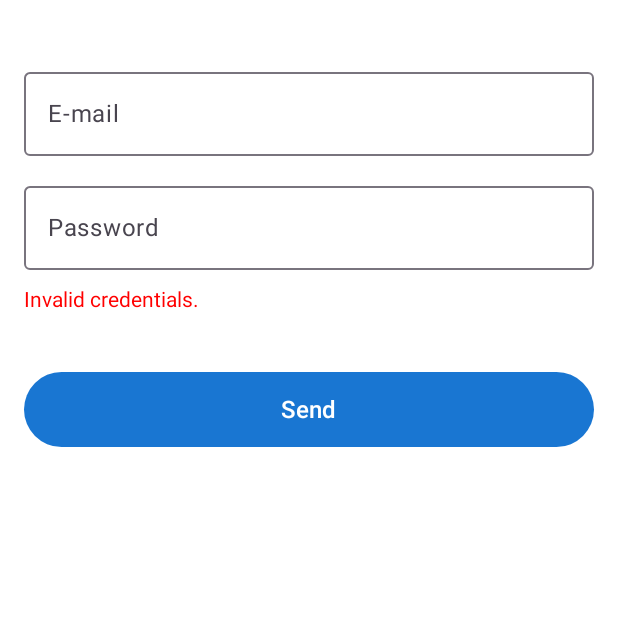
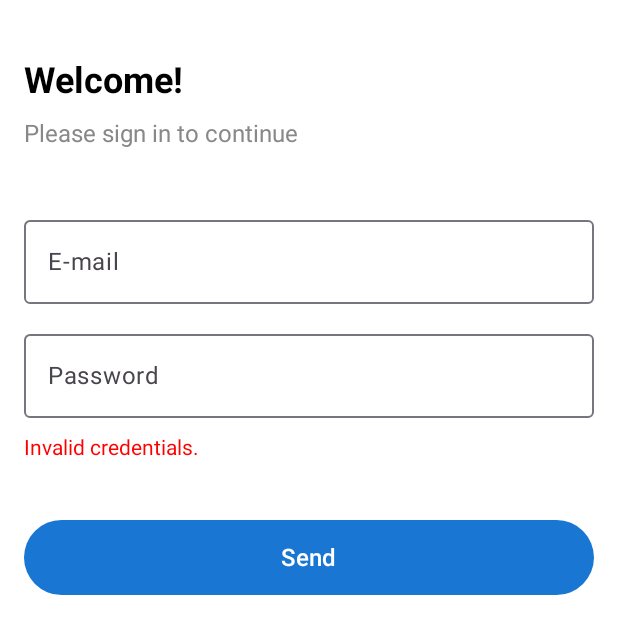
Before and after one commit to BagdalF/BankingApp-v2, an Android app built with Jetpack Compose: the screen it shows after launch (BankingAppActivity), after a tap on "Send", on a phone screen of 412 x 824 dp. Shown: the top 634 px of the screen. Run offline under Robolectric (Android 15) with nearby library versions, the phone set to English and light mode, and no system bars.

Commit message:
Refatoração: Unifica fluxo de dados e navegação
Este commit refatora a forma como os dados do usuário e a navegação são gerenciados no aplicativo.

Principais alterações:
- Uso de funções de callback
- Uso de parâmetros, em vez de depender do `PreferencesHelper` diretamente.

```diff
--- a/app/src/main/java/com/example/bankingapp/Login.kt
+++ b/app/src/main/java/com/example/bankingapp/Login.kt
@@ -19,16 +19,12 @@ import androidx.compose.runtime.remember
 import androidx.compose.runtime.setValue
 import androidx.compose.ui.Modifier
 import androidx.compose.ui.graphics.Color
-import androidx.compose.ui.platform.LocalContext
-import androidx.compose.ui.tooling.preview.Preview
+import androidx.compose.ui.text.font.FontWeight
 import androidx.compose.ui.unit.dp
 import androidx.compose.ui.unit.sp
-import androidx.navigation.NavController
-import com.example.bankingapp.controllers.PreferencesHelper
-import com.example.bankingapp.lists.profileList
 
 @Composable
-fun LoginScreen(navController: NavController, context: android.content.Context) {
+fun LoginScreen(onLogin: (email: String, password: String, errorMessage: () -> Unit) -> Unit) {
     Column(
         modifier = Modifier
             .fillMaxSize()
@@ -46,6 +42,18 @@ fun LoginScreen(navController: NavController, context: android.content.Context)
                 .fillMaxWidth(),
             verticalArrangement = Arrangement.spacedBy(12.dp)
         ) {
+            Text(
+                text = "Welcome!",
+                fontSize = 24.sp,
+                fontWeight = FontWeight.Bold,
+                color = Color.Black
+            )
+            Text(
+                text = "Please sign in to continue",
+                fontSize = 16.sp,
+                color = Color.Gray
+            )
+            Spacer(modifier = Modifier.height(16.dp))
             OutlinedTextField(
                 value = email,
                 onValueChange = { email = it },
@@ -69,19 +77,7 @@ fun LoginScreen(navController: NavController, context: android.content.Context)
             Spacer(modifier = Modifier.height(16.dp))
 
             Button(
-                onClick = {
-                    val user = profileList.find { it.email == email && it.password == password }
-                    if (user != null) {
-                        val prefs = PreferencesHelper(context)
-                        prefs.user = user
-                        prefs.isLogged = true
-                        navController.navigate("profile/${'$'}{user.id}") {
-                            popUpTo("login") { inclusive = true }
-                        }
-                    } else {
-                        errorMessage = "Invalid credentials."
-                    }
-                },
+                onClick = { onLogin(email, password) { errorMessage = "Invalid credentials." } },
                 modifier = Modifier
                     .fillMaxWidth()
                     .height(50.dp),
@@ -96,10 +92,10 @@ fun LoginScreen(navController: NavController, context: android.content.Context)
     }
 }
 
-@Preview(showBackground = true)
-@Composable
-fun LoginPreview() {
-    val context = LocalContext.current
-    // Dummy NavController for preview
-    LoginScreen(navController = object : NavController(context) {}, context = context)
-}
+//@Preview(showBackground = true)
+//@Composable
+//fun LoginPreview() {
+//    val context = LocalContext.current
+//    // Dummy NavController for preview
+//    LoginScreen(navController = object : NavController(context) {}, context = context)
+//}
--- a/app/src/main/java/com/example/bankingapp/MainActivity.kt
+++ b/app/src/main/java/com/example/bankingapp/MainActivity.kt
@@ -33,8 +33,10 @@ import androidx.navigation.compose.composable
 import androidx.navigation.compose.rememberNavController
 import com.example.bankingapp.components.Header
 import com.example.bankingapp.controllers.PreferencesHelper
+import com.example.bankingapp.controllers.ProfileData
 import com.example.bankingapp.lists.populateWithGenericProfiles
 import com.example.bankingapp.lists.populateWithGenericTransactions
+import com.example.bankingapp.lists.profileList
 
 class BankingAppActivity : ComponentActivity() {
     override fun onCreate(savedInstanceState: Bundle?) {
@@ -62,7 +64,7 @@ fun AppNavigation() {
     val routes = listOf(
         Route("Profile", "profile/${'$'}{user.id}", Icons.Filled.Person),
         Route("Bank Statement", "statement/${'$'}{user.id}", Icons.Filled.Settings),
-        Route("Transfer", "transfer/${'$'}{user.id}", Icons.Filled.Info)
+        Route("Transaction", "transaction/${'$'}{user.id}", Icons.Filled.Info)
     )
 
     NavHost(navController = navController, startDestination = "login") {
@@ -75,13 +77,26 @@ fun AppNavigation() {
                 innerPadding ->
 
                 Column(modifier = Modifier.padding(innerPadding)) {
-                    LoginScreen(navController = navController, context = context)
+                    LoginScreen {
+                        email, password, errorMessage ->
+                        val user = profileList.find { it.email == email && it.password == password }
+                        if (user != null) {
+                            prefs.user = user
+                            prefs.isLogged = true
+                            navController.navigate("profile/${'$'}{user.id}") {
+                                popUpTo("login") { inclusive = true }
+                            }
+                        } else {
+                            errorMessage()
+                        }
+                    }
                 }
             }
         }
         composable("profile/{id}") {
             backstackEntry ->
             val param = backstackEntry.arguments?.getString("id") ?: ""
+            if (param.isEmpty() || param.toInt() != currentUser?.id) {  navController.navigate("login") { }
 
             Scaffold(modifier = Modifier.fillMaxSize(),
                 bottomBar =
@@ -117,13 +132,22 @@ fun AppNavigation() {
                             onIconClick = { navController.popBackStack(); val aux = selectedItem; selectedItem = lastSelectedItem; lastSelectedItem = aux; }
                         )
 
-                    EditProfileScreen()
+                        EditProfileScreen(currentUser!!, onSaveChanges = { firstName, lastName, phone, email ->
+                            val updatedProfile = ProfileData(id = currentUser.id, firstName, lastName, phone, email, password = currentUser.password)
+                            val index = profileList.indexOfFirst { it.id == currentUser.id }
+                            if (index != -1) {
+                                profileList[index] = updatedProfile
+                            }
+                            prefs.user = updatedProfile
+                        })
+                    }
                 }
             }
         }
         composable("statement/{id}") {
             backstackEntry ->
             val param = backstackEntry.arguments?.getString("id") ?: ""
+            if (param.isEmpty() || param.toInt() != currentUser?.id) {  navController.navigate("login") { } }
 
             Scaffold( modifier = Modifier.fillMaxSize(),
                 bottomBar =
@@ -155,16 +179,17 @@ fun AppNavigation() {
                 Column(modifier = Modifier.padding(innerPadding)) {
                     Header(
                         title = routes[selectedItem].name,
-                        onIconClick = { navController.popBackStack(); selectedItem = lastSelectedItem; }
+                        onIconClick = { navController.popBackStack(); val aux = selectedItem; selectedItem = lastSelectedItem; lastSelectedItem = aux; }
                     )
 
                     StatementScreen(currentUser)
                 }
             }
         }
-        composable("transfer/{id}") {
+        composable("transaction/{id}") {
             backstackEntry ->
             val param = backstackEntry.arguments?.getString("id") ?: ""
+            if (param.isEmpty() || param.toInt() != currentUser?.id) {  navController.navigate("login") { }
 
             Scaffold(modifier = Modifier.fillMaxSize(),
                 bottomBar =
@@ -196,12 +221,13 @@ fun AppNavigation() {
                     Column(modifier = Modifier.padding(innerPadding)) {
                         Header(
                             title = routes[selectedItem].name,
-                        onIconClick = { navController.popBackStack(); selectedItem = lastSelectedItem; }
+                            onIconClick = { navController.popBackStack(); val aux = selectedItem; selectedItem = lastSelectedItem; lastSelectedItem = aux; }
                         )
 
-                    TransferScreen()
+                        TransactionScreen(currentUser)
                     }
                 }
             }
         }
     }
+}
--- a/app/src/main/java/com/example/bankingapp/lists/profileList.kt
+++ b/app/src/main/java/com/example/bankingapp/lists/profileList.kt
@@ -11,10 +11,10 @@ fun populateWithGenericProfiles() {
     profileList.add(
         ProfileData(
             id = 1,
-            firstName = "Alice",
-            lastName = "Wonderland",
-            email = "alice.wonderland@example.com",
-            phone = "99999999",
+            firstName = "a",
+            lastName = "b",
+            email = "abc",
+            phone = "9",
             password = "123"
         )
     )
@@ -41,10 +41,10 @@ fun populateWithGenericProfiles() {
     profileList.add(
         ProfileData(
             id = 4,
-            firstName = "a",
-            lastName = "b",
-            email = "ab@gmail.com",
-            phone = "9",
+            firstName = "Alice",
+            lastName = "Wonderland",
+            email = "alice.wonderland@example.com",
+            phone = "99999999",
             password = "123"
         )
     )
```
Also changed, not shown: app/src/main/java/com/example/bankingapp/Profile.kt (+7 -24 lines), app/src/main/java/com/example/bankingapp/Statement.kt (+9 -12 lines), app/src/main/java/com/example/bankingapp/Transaction.kt (renamed from app/src/main/java/com/example/bankingapp/Transfer.kt, +15 -16 lines). Lines whose indentation alone changed are shown as unchanged.
